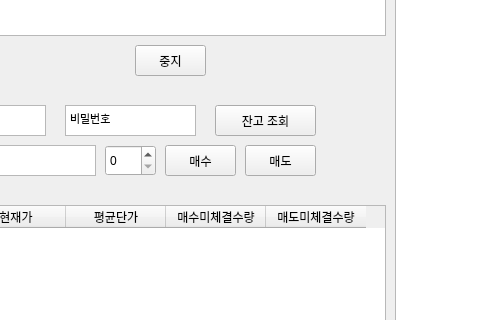
Old version of the form indi/develop/finalUI.ui in the repository wnsdnjs70/shinhan_indi_pj; both pictures show x 365 to 845 and y 305 to 625 of the 1204 by 786 pixel window.
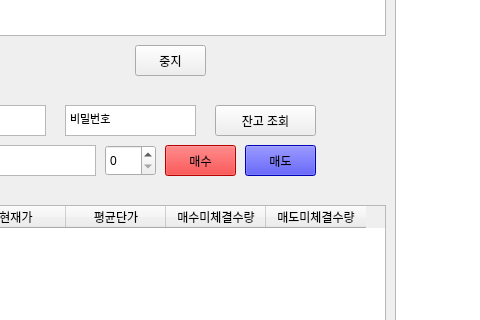
New version of the form.

Commit message: feat: ui변경

Diff of the .ui file:
```diff
--- a/indi/develop/finalUI.ui
+++ b/indi/develop/finalUI.ui
@@ -175,6 +175,9 @@
       <height>31</height>
      </rect>
     </property>
+    <property name="styleSheet">
+     <string notr="true">background-color:rgb(255, 0, 0)</string>
+    </property>
     <property name="text">
      <string>매수</string>
     </property>
@@ -188,6 +191,9 @@
       <height>31</height>
      </rect>
     </property>
+    <property name="styleSheet">
+     <string notr="true">background-color:rgb(0, 0, 255)</string>
+    </property>
     <property name="text">
      <string>매도</string>
     </property>
```
The commit also changes 2 other files.
